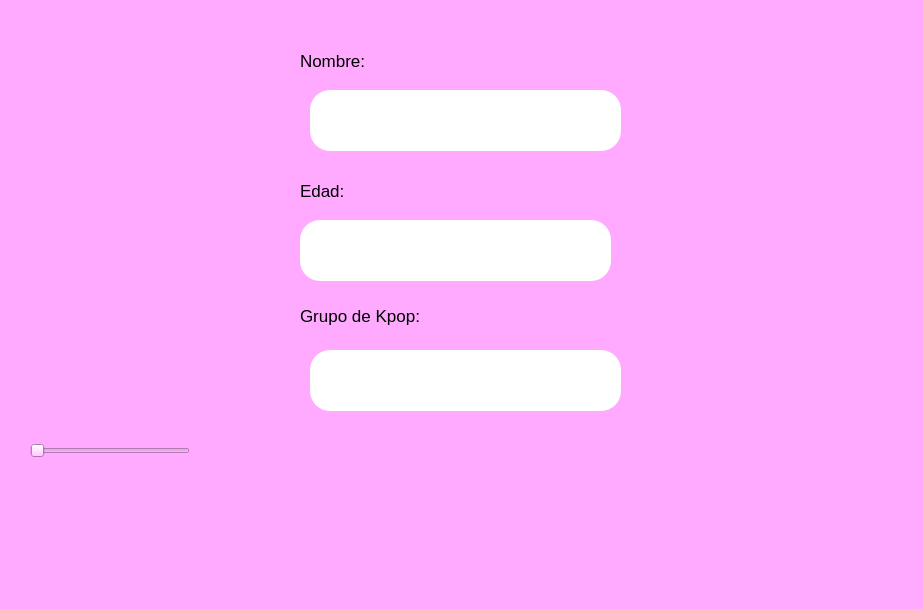
This is Unidad 2/P09_SliderImagenes_Manual.ui in celineazs/PIP_2025_1_Eq3 as Qt 5 draws it before an edit. The edited form follows.
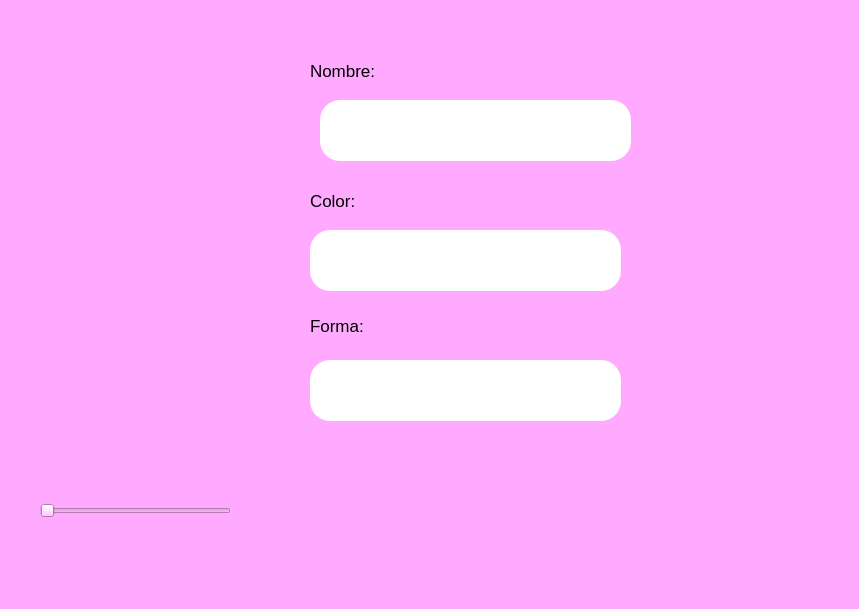
This is the edited form. Icons and pictures are not drawn.

Diff of the .ui file:
```diff
--- a/Unidad 2/P09_SliderImagenes_Manual.ui
+++ b/Unidad 2/P09_SliderImagenes_Manual.ui
@@ -6,7 +6,7 @@
    <rect>
     <x>0</x>
     <y>0</y>
-    <width>923</width>
+    <width>859</width>
     <height>609</height>
    </rect>
   </property>
@@ -17,13 +17,50 @@
    <string notr="true">background-color: rgb(255, 170, 255);</string>
   </property>
   <widget class="QWidget" name="centralwidget">
-   <widget class="QLabel" name="label">
+   <widget class="QLineEdit" name="txt_forma">
     <property name="geometry">
      <rect>
-      <x>660</x>
+      <x>310</x>
+      <y>360</y>
+      <width>311</width>
+      <height>61</height>
+     </rect>
+    </property>
+    <property name="font">
+     <font>
+      <pointsize>24</pointsize>
+     </font>
+    </property>
+    <property name="styleSheet">
+     <string notr="true">background-color: rgb(255, 255, 255);
+border-radius:20px;</string>
+    </property>
+   </widget>
+   <widget class="QLabel" name="label_6">
+    <property name="geometry">
+     <rect>
+      <x>310</x>
+      <y>190</y>
+      <width>55</width>
+      <height>21</height>
+     </rect>
+    </property>
+    <property name="font">
+     <font>
+      <pointsize>13</pointsize>
+     </font>
+    </property>
+    <property name="text">
+     <string>Color:</string>
+    </property>
+   </widget>
+   <widget class="QLabel" name="label_5">
+    <property name="geometry">
+     <rect>
+      <x>40</x>
       <y>330</y>
-      <width>241</width>
-      <height>221</height>
+      <width>151</width>
+      <height>131</height>
      </rect>
     </property>
     <property name="styleSheet">
@@ -42,10 +79,10 @@
    <widget class="QLabel" name="label_2">
     <property name="geometry">
      <rect>
-      <x>750</x>
-      <y>0</y>
-      <width>161</width>
-      <height>181</height>
+      <x>680</x>
+      <y>210</y>
+      <width>151</width>
+      <height>131</height>
      </rect>
     </property>
     <property name="styleSheet">
@@ -61,10 +98,28 @@
      <bool>true</bool>
     </property>
    </widget>
+   <widget class="QLabel" name="label_7">
+    <property name="geometry">
+     <rect>
+      <x>310</x>
+      <y>310</y>
+      <width>191</width>
+      <height>31</height>
+     </rect>
+    </property>
+    <property name="font">
+     <font>
+      <pointsize>13</pointsize>
+     </font>
+    </property>
+    <property name="text">
+     <string>Forma:</string>
+    </property>
+   </widget>
    <widget class="QLabel" name="label_3">
     <property name="geometry">
      <rect>
-      <x>20</x>
+      <x>30</x>
       <y>10</y>
       <width>221</width>
       <height>131</height>
@@ -83,11 +138,74 @@
      <bool>true</bool>
     </property>
    </widget>
+   <widget class="QLabel" name="label_2">
+    <property name="geometry">
+     <rect>
+      <x>680</x>
+      <y>10</y>
+      <width>161</width>
+      <height>181</height>
+     </rect>
+    </property>
+    <property name="styleSheet">
+     <string notr="true"/>
+    </property>
+    <property name="text">
+     <string/>
+    </property>
+    <property name="pixmap">
+     <pixmap resource="../Archivos/Resources/resource.qrc">:/logos/FIT_logo_vertical.png</pixmap>
+    </property>
+    <property name="scaledContents">
+     <bool>true</bool>
+    </property>
+   </widget>
+   <widget class="QLineEdit" name="txt_nombre">
+    <property name="geometry">
+     <rect>
+      <x>320</x>
+      <y>100</y>
+      <width>311</width>
+      <height>61</height>
+     </rect>
+    </property>
+    <property name="font">
+     <font>
+      <pointsize>24</pointsize>
+     </font>
+    </property>
+    <property name="styleSheet">
+     <string notr="true">background-color: rgb(255, 255, 255);
+border-radius:20px;</string>
+    </property>
+   </widget>
+   <widget class="QLabel" name="label">
+    <property name="geometry">
+     <rect>
+      <x>650</x>
+      <y>420</y>
+      <width>221</width>
+      <height>181</height>
+     </rect>
+    </property>
+    <property name="styleSheet">
+     <string notr="true"/>
+    </property>
+    <property name="text">
+     <string/>
+    </property>
+    <property name="pixmap">
+     <pixmap resource="../Archivos/Resources/resource.qrc">:/logos/equipo.png</pixmap>
+    </property>
+    <property name="scaledContents">
+     <bool>true</bool>
+    </property>
+   </widget>
    <widget class="QLabel" name="label_4">
     <property name="geometry">
      <rect>
-      <x>300</x>
-      <y>40</y>
+      <x>310</x>
+      <y>50</y>
       <width>121</width>
       <height>41</height>
      </rect>
@@ -101,11 +219,30 @@
      <string>Nombre:</string>
     </property>
    </widget>
-   <widget class="QLineEdit" name="txt_nombre">
+   <widget class="QLabel" name="lbl_foto">
+    <property name="geometry">
+     <rect>
+      <x>40</x>
+      <y>180</y>
+      <width>151</width>
+      <height>141</height>
+     </rect>
+    </property>
+    <property name="text">
+     <string/>
+    </property>
+    <property name="pixmap">
+     <pixmap resource="../Archivos/Resources/resource.qrc">:/Ejercicios/koya.jpg</pixmap>
+    </property>
+    <property name="scaledContents">
+     <bool>true</bool>
+    </property>
+   </widget>
+   <widget class="QLineEdit" name="txt_color">
     <property name="geometry">
      <rect>
       <x>310</x>
-      <y>90</y>
+      <y>230</y>
       <width>311</width>
       <height>61</height>
      </rect>
@@ -123,97 +260,23 @@
    <widget class="QSlider" name="selectorImagen">
     <property name="geometry">
      <rect>
-      <x>30</x>
-      <y>440</y>
-      <width>160</width>
-      <height>22</height>
+      <x>40</x>
+      <y>490</y>
+      <width>191</width>
+      <height>41</height>
      </rect>
     </property>
     <property name="orientation">
      <enum>Qt::Horizontal</enum>
     </property>
    </widget>
-   <widget class="QLineEdit" name="txt_edad">
-    <property name="geometry">
-     <rect>
-      <x>300</x>
-      <y>220</y>
-      <width>311</width>
-      <height>61</height>
-     </rect>
-    </property>
-    <property name="font">
-     <font>
-      <pointsize>24</pointsize>
-     </font>
-    </property>
-    <property name="styleSheet">
-     <string notr="true">background-color: rgb(255, 255, 255);
-border-radius:20px;</string>
-    </property>
-   </widget>
-   <widget class="QLabel" name="label_6">
-    <property name="geometry">
-     <rect>
-      <x>300</x>
-      <y>180</y>
-      <width>55</width>
-      <height>21</height>
-     </rect>
-    </property>
-    <property name="font">
-     <font>
-      <pointsize>13</pointsize>
-     </font>
-    </property>
-    <property name="text">
-     <string>Edad:</string>
-    </property>
-   </widget>
-   <widget class="QLineEdit" name="txt_grupo">
-    <property name="geometry">
-     <rect>
-      <x>310</x>
-      <y>350</y>
-      <width>311</width>
-      <height>61</height>
-     </rect>
-    </property>
-    <property name="font">
-     <font>
-      <pointsize>24</pointsize>
-     </font>
-    </property>
-    <property name="styleSheet">
-     <string notr="true">background-color: rgb(255, 255, 255);
-border-radius:20px;</string>
-    </property>
-   </widget>
-   <widget class="QLabel" name="label_7">
-    <property name="geometry">
-     <rect>
-      <x>300</x>
-      <y>300</y>
-      <width>191</width>
-      <height>31</height>
-     </rect>
-    </property>
-    <property name="font">
-     <font>
-      <pointsize>13</pointsize>
-     </font>
-    </property>
-    <property name="text">
-     <string>Grupo de Kpop:</string>
-    </property>
-   </widget>
    <widget class="QLabel" name="imagen_descripcion">
     <property name="geometry">
      <rect>
-      <x>30</x>
-      <y>280</y>
-      <width>161</width>
-      <height>111</height>
+      <x>380</x>
+      <y>440</y>
+      <width>151</width>
+      <height>131</height>
      </rect>
     </property>
     <property name="text">
```
Left out of the diff: 18 changed lines with no effect on the pictures.
